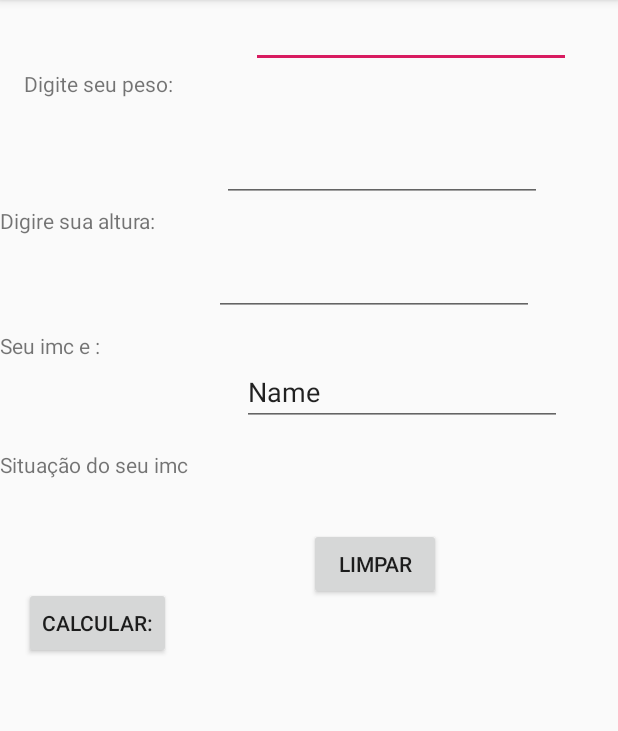
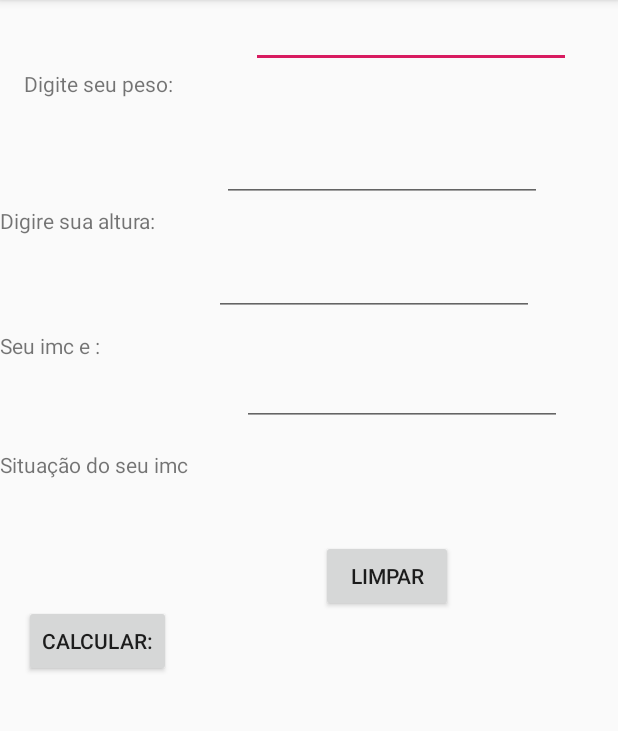
Before and after one commit to LeoCaronezi/Android, an Android app: the screen it shows after launch (MainActivity), after a tap on "LIMPAR", on a phone screen of 412 x 824 dp, the part 84-815 px from its top. Run offline under Robolectric (Android 15) with nearby library versions, the phone set to English and light mode, and no system bars; 1 other tap on this screen came first.

Commit message:
LeoCaronezi
corrigindo a apresentação do imc

```diff
--- a/AplicativoDeImc/app/src/main/java/com/e/aplicativodeimc/MainActivity.java
+++ b/AplicativoDeImc/app/src/main/java/com/e/aplicativodeimc/MainActivity.java
@@ -35,7 +35,7 @@ public class MainActivity extends AppCompatActivity {
                 pesos = Double.parseDouble(peso.getText().toString());
                 alturas =Double.parseDouble(altura.getText().toString());
                 imc = (pesos)/ (alturas*alturas);
-               // resultadoImc.setText(imc);
+                resultadoImc.setText(Double.toString(imc));
 
 
                 if (imc <=18.5){
@@ -55,6 +55,10 @@ public class MainActivity extends AppCompatActivity {
         limpar.setOnClickListener(new View.OnClickListener() {
             @Override
             public void onClick(View v) {
+             altura.setText("");
+             peso.setText("");
+             statusimc.setText("");
+             resultadoImc.setText("");
 
             }
         });
--- a/AplicativoDeImc/app/src/main/res/layout/activity_main.xml
+++ b/AplicativoDeImc/app/src/main/res/layout/activity_main.xml
@@ -53,7 +53,7 @@
         android:layout_width="wrap_content"
         android:layout_height="wrap_content"
         android:layout_marginStart="16dp"
-        android:layout_marginTop="72dp"
+        android:layout_marginTop="84dp"
         android:text="@string/Botao_calcular"
         app:layout_constraintStart_toStartOf="parent"
         app:layout_constraintTop_toBottomOf="@+id/textView4" />
@@ -95,7 +95,6 @@
         android:layout_marginTop="28dp"
         android:ems="10"
         android:inputType="textPersonName"
-        android:text="Name"
         app:layout_constraintStart_toEndOf="@+id/textView4"
         app:layout_constraintTop_toBottomOf="@+id/ResultadoImc" />
 
@@ -103,8 +102,8 @@
         android:id="@+id/Limpar"
         android:layout_width="wrap_content"
         android:layout_height="wrap_content"
-        android:layout_marginStart="92dp"
-        android:layout_marginTop="68dp"
+        android:layout_marginStart="100dp"
+        android:layout_marginTop="76dp"
         android:text="@string/Limpar"
         app:layout_constraintStart_toEndOf="@+id/Calcular"
         app:layout_constraintTop_toBottomOf="@+id/ApresentaSituacao" />
```
